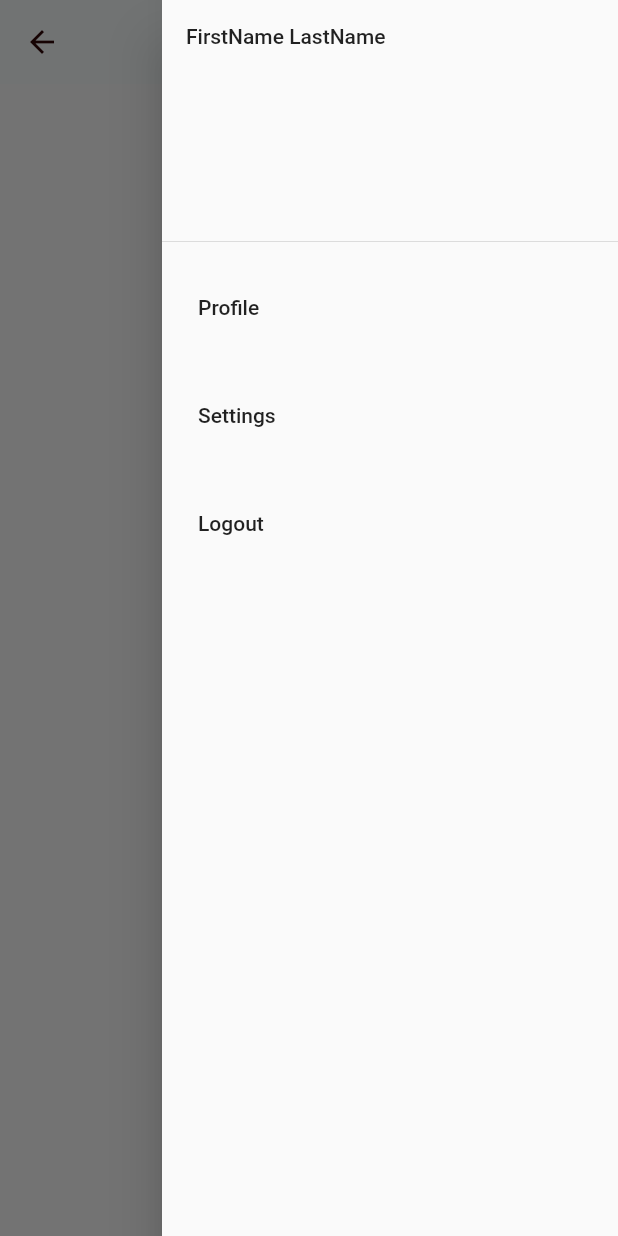
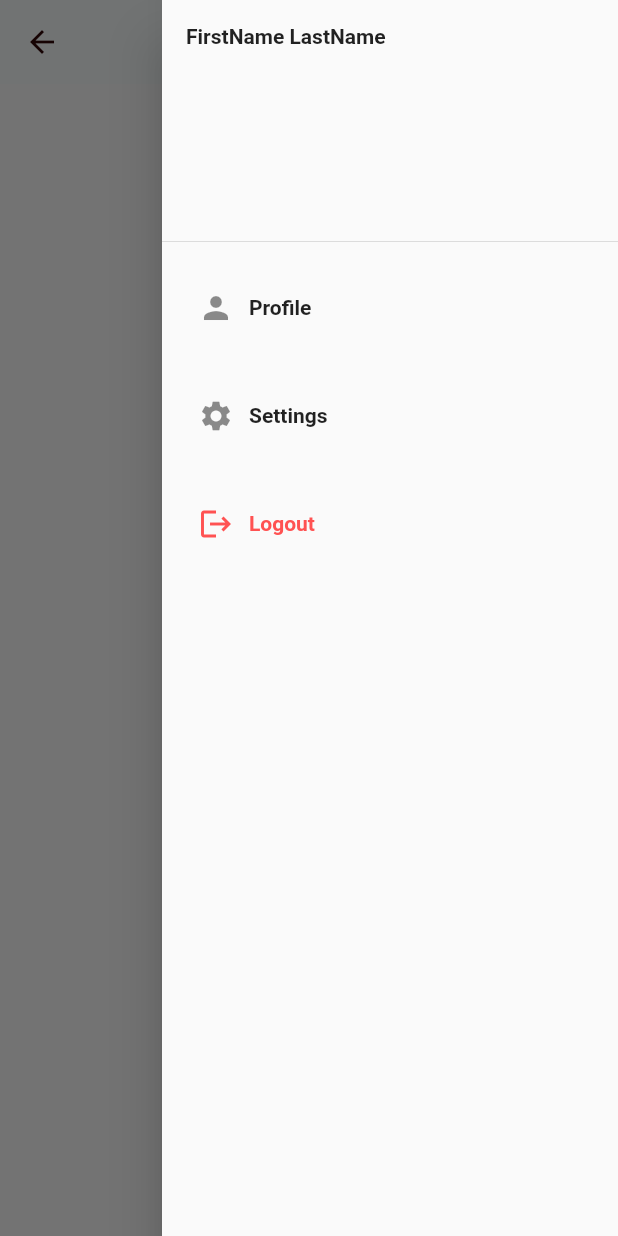
Before and after one commit to sorasora46/flutter-todo, a Flutter app: the HomePage screen opened directly, with the side drawer open, on a phone screen of 412 x 824 dp. Run offline on Flutter 3.47's test engine with Material 2 defaults, Android fonts, the phone set to English and light mode, and no system bars; Roboto replaces fonts that are missing (TiltNeon).

Commit message:
Add Icon to menu

```diff
--- a/lib/pages/home_page.dart
+++ b/lib/pages/home_page.dart
@@ -15,23 +15,53 @@ class HomePage extends StatelessWidget {
       endDrawer: Drawer(
         child: ListView(
           children: [
-            const DrawerHeader(child: Text('FirstName LastName')),
+            const DrawerHeader(
+                child: Text('FirstName LastName',
+                    style: TextStyle(fontWeight: FontWeight.bold))),
             TextButton(
               onPressed: () {},
-              child: const ListTile(
-                title: Text('Profile'),
+              child: ListTile(
+                title: Row(
+                  children: [
+                    Container(
+                        margin: const EdgeInsets.only(right: 10),
+                        child: const Icon(Icons.person)),
+                    const Text('Profile',
+                        style: TextStyle(fontWeight: FontWeight.bold)),
+                  ],
+                ),
               ),
             ),
             TextButton(
               onPressed: () {},
-              child: const ListTile(
-                title: Text('Settings'),
+              child: ListTile(
+                title: Row(
+                  children: [
+                    Container(
+                        margin: const EdgeInsets.only(right: 10),
+                        child: const Icon(Icons.settings)),
+                    const Text('Settings',
+                        style: TextStyle(fontWeight: FontWeight.bold)),
+                  ],
+                ),
               ),
             ),
             TextButton(
               onPressed: () {},
-              child: const ListTile(
-                title: Text('Logout'),
+              child: ListTile(
+                title: Row(
+                  children: [
+                    Container(
+                        margin: const EdgeInsets.only(right: 10),
+                        child:
+                            const Icon(Icons.logout, color: Colors.redAccent)),
+                    const Text(
+                      'Logout',
+                      style: TextStyle(
+                          fontWeight: FontWeight.bold, color: Colors.redAccent),
+                    ),
+                  ],
+                ),
               ),
             ),
           ],
```
